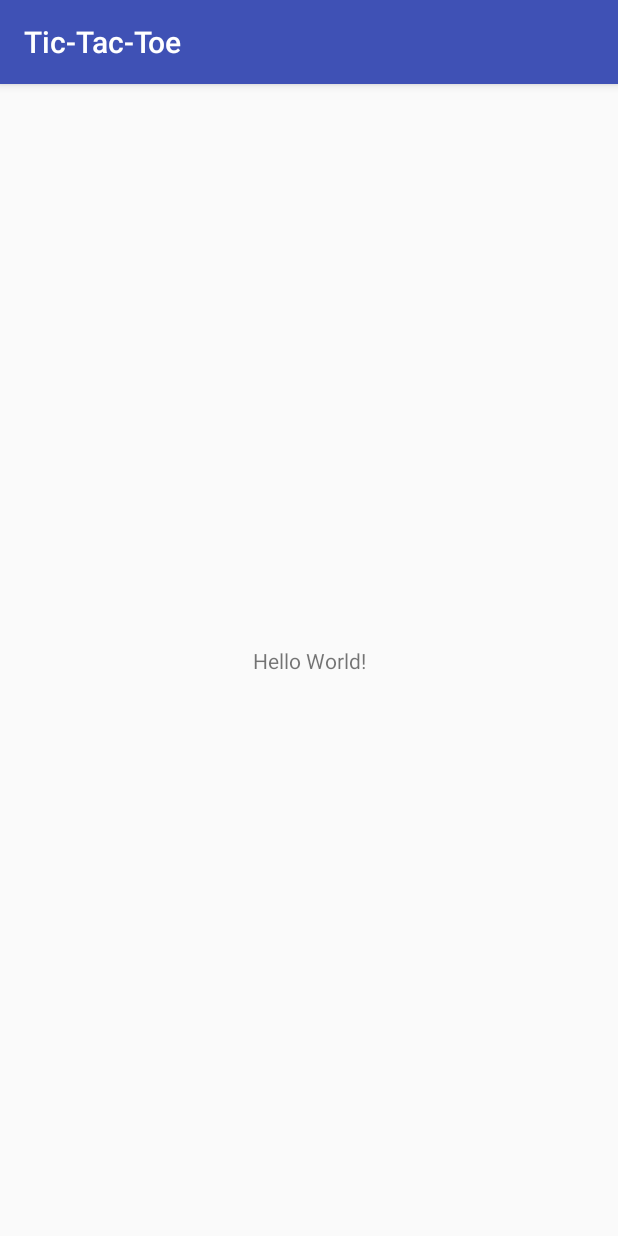
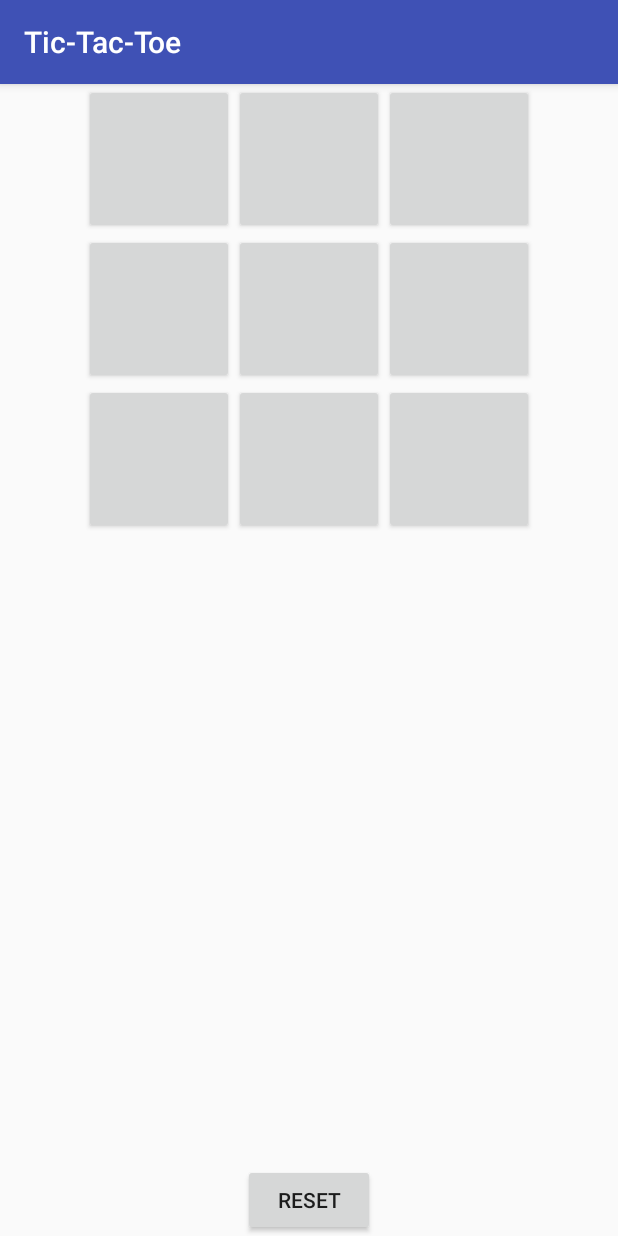
Before and after one commit to NielsvanOpstal/Tic-Tac-Toe, an Android app: the screen it shows after launch (MainActivity), on a phone screen of 412 x 824 dp. Run offline under Robolectric (Android 15) with nearby library versions, the phone set to English and light mode, and no system bars.

Commit message:
won functie werkt behalve voor de diagonalen

```diff
--- a/apps/week2/Tic-Tac-Toe/app/build.gradle
+++ b/apps/week2/Tic-Tac-Toe/app/build.gradle
@@ -25,4 +25,5 @@ dependencies {
     testImplementation 'junit:junit:4.12'
     androidTestImplementation 'com.android.support.test:runner:1.0.1'
     androidTestImplementation 'com.android.support.test.espresso:espresso-core:3.0.1'
+    implementation 'com.android.support:gridlayout-v7:27.1.1'
 }
--- /dev/null
+++ b/apps/week2/Tic-Tac-Toe/app/src/main/java/com/example/niels/tic_tac_toe/Game.java
@@ -0,0 +1,81 @@
+package com.example.niels.tic_tac_toe;
+
+import java.text.MessageFormat;
+import java.util.ArrayList;
+import java.util.Arrays;
+import java.util.List;
+
+import static com.example.niels.tic_tac_toe.Tile.BLANK;
+import static com.example.niels.tic_tac_toe.Tile.CIRCLE;
+import static com.example.niels.tic_tac_toe.Tile.CROSS;
+import static com.example.niels.tic_tac_toe.Tile.INVALID;
+
+public class Game {
+    final private int BOARD_SIZE = 3;
+    private Tile[][] board;
+    public Boolean playerOneTurn;  // true if player 1's turn, false if player 2's turn
+    public int movesPlayed;
+    private Boolean gameOver;
+    private int check_hor;
+    private int check_ver;
+
+    public Game() {
+        board = new Tile[BOARD_SIZE][BOARD_SIZE];
+        for(int i=0; i<BOARD_SIZE; i++)
+            for(int j=0; j<BOARD_SIZE; j++)
+                board[i][j] = BLANK;
+
+        playerOneTurn = true;
+        gameOver = false;
+    }
+
+    public Tile draw(int row, int column) {
+
+        if (board[row][column] == BLANK) {
+
+            System.out.println(row);
+            System.out.println(column);
+
+            if (playerOneTurn) {
+                board[row][column] = CROSS;
+                playerOneTurn = false;
+                return CROSS;
+            }
+            else {
+                board[row][column] = CIRCLE;
+                playerOneTurn = true;
+                return CIRCLE;
+            }
+        }
+        return INVALID;
+    }
+
+    public boolean gameWon() {
+
+
+        List<Tile> tiles = Arrays.asList(CIRCLE, CROSS);
+        //Checks the horizontal and vertical possibilities to win
+        System.out.println("HALLO");
+        for (Tile tile : tiles) {
+            for (int i = 0; i < BOARD_SIZE; i++) {
+                for (int j = 0; j < BOARD_SIZE; j++) {
+                    if (board[i][j] == tile) {
+                        check_hor += 1;
+                    }
+                    if (board[j][i] == tile) {
+                        check_ver += 1;
+                    }
+                }
+                if (check_hor == 3 || check_ver == 3) {
+                    return true;
+                }
+                check_hor = 0;
+                check_ver = 0;
+            }
+        }
+
+     return false;
+    }
+
+
+}
--- /dev/null
+++ b/apps/week2/Tic-Tac-Toe/app/src/main/java/com/example/niels/tic_tac_toe/Tile.java
@@ -0,0 +1,8 @@
+package com.example.niels.tic_tac_toe;
+
+public enum Tile {
+    BLANK,
+    CROSS,
+    CIRCLE,
+    INVALID
+}
--- a/apps/week2/Tic-Tac-Toe/app/src/main/res/layout/activity_main.xml
+++ b/apps/week2/Tic-Tac-Toe/app/src/main/res/layout/activity_main.xml
@@ -1,18 +1,112 @@
 <?xml version="1.0" encoding="utf-8"?>
-<android.support.constraint.ConstraintLayout xmlns:android="http://schemas.android.com/apk/res/android"
+<LinearLayout xmlns:android="http://schemas.android.com/apk/res/android"
     xmlns:app="http://schemas.android.com/apk/res-auto"
     xmlns:tools="http://schemas.android.com/tools"
     android:layout_width="match_parent"
     android:layout_height="match_parent"
+    android:orientation="vertical"
     tools:context=".MainActivity">
 
-    <TextView
+    <android.support.v7.widget.GridLayout
+        android:layout_width="wrap_content"
+        android:layout_height="0dp"
+        android:layout_gravity="center_horizontal"
+        android:layout_weight="1">
+
+        <Button
+            android:id="@+id/button"
+            android:layout_width="100dp"
+            android:layout_height="100dp"
+            android:onClick="tileClicked"
+            android:tag="0"
+            android:text="" />
+
+        <Button
+            android:id="@+id/button2"
+            android:layout_width="100dp"
+            android:layout_height="100dp"
+            android:onClick="tileClicked"
+            android:tag="1"
+            android:text=""
+            app:layout_column="1"
+            app:layout_row="0" />
+
+        <Button
+            android:id="@+id/button3"
+            android:layout_width="100dp"
+            android:layout_height="100dp"
+            android:onClick="tileClicked"
+            android:tag="2"
+            android:text=""
+            app:layout_column="2"
+            app:layout_row="0" />
+
+        <Button
+            android:id="@+id/button4"
+            android:layout_width="100dp"
+            android:layout_height="100dp"
+            android:onClick="tileClicked"
+            android:tag="3"
+            android:text=""
+            app:layout_column="0"
+            app:layout_row="1" />
+
+        <Button
+            android:id="@+id/button5"
+            android:layout_width="100dp"
+            android:layout_height="100dp"
+            android:onClick="tileClicked"
+            android:tag="4"
+            android:text=""
+            app:layout_column="1"
+            app:layout_row="1" />
+
+        <Button
+            android:id="@+id/button6"
+            android:layout_width="100dp"
+            android:layout_height="100dp"
+            android:onClick="tileClicked"
+            android:tag="5"
+            android:text=""
+            app:layout_column="2"
+            app:layout_row="1" />
+
+        <Button
+            android:id="@+id/button7"
+            android:layout_width="100dp"
+            android:layout_height="100dp"
+            android:onClick="tileClicked"
+            android:tag="6"
+            android:text=""
+            app:layout_column="0"
+            app:layout_row="2" />
+
+        <Button
+            android:id="@+id/button8"
+            android:layout_width="100dp"
+            android:layout_height="100dp"
+            android:onClick="tileClicked"
+            android:tag="7"
+            android:text=""
+            app:layout_column="1"
+            app:layout_row="2" />
+
+        <Button
+            android:id="@+id/button9"
+            android:layout_width="100dp"
+            android:layout_height="100dp"
+            android:onClick="tileClicked"
+            android:tag="8"
+            android:text=""
+            app:layout_column="2"
+            app:layout_row="2" />
+    </android.support.v7.widget.GridLayout>
+
+    <Button
+        android:id="@+id/button10"
         android:layout_width="wrap_content"
         android:layout_height="wrap_content"
-        android:text="Hello World!"
-        app:layout_constraintBottom_toBottomOf="parent"
-        app:layout_constraintLeft_toLeftOf="parent"
-        app:layout_constraintRight_toRightOf="parent"
-        app:layout_constraintTop_toTopOf="parent" />
-
-</android.support.constraint.ConstraintLayout>
+        android:layout_gravity="center_horizontal"
+        android:onClick="resetClicked"
+        android:text="reset" />
+</LinearLayout>
```
Also changed, not shown: apps/week2/Tic-Tac-Toe/app/src/main/java/com/example/niels/tic_tac_toe/GameState.java (added, +8 -0 lines), apps/week2/Tic-Tac-Toe/app/src/main/java/com/example/niels/tic_tac_toe/MainActivity.java (+68 -0 lines), apps/week2/Tic-Tac-Toe/app/src/main/res/drawable/circle.jpeg (added), apps/week2/Tic-Tac-Toe/app/src/main/res/drawable/cross.png (added).
